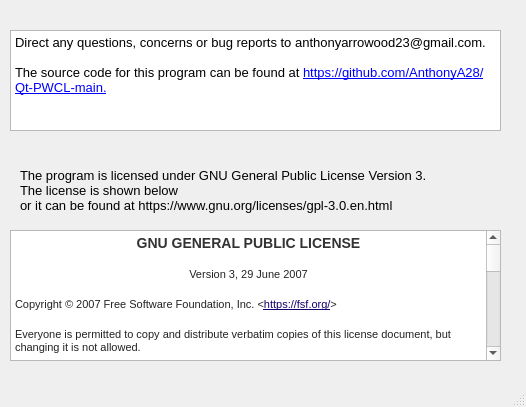
Before: the Qt Designer form about.ui in AnthonyA28/Qt-PWCL-main, drawn with Qt 5.
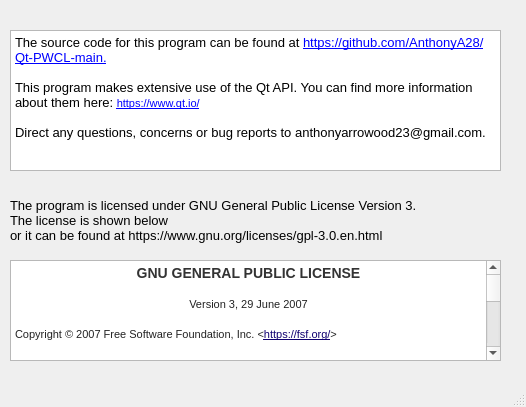
After: the same form once the commit is applied.

What changed in the file:
```diff
--- a/about.ui
+++ b/about.ui
@@ -33,9 +33,9 @@
     <property name="geometry">
      <rect>
       <x>10</x>
-      <y>230</y>
+      <y>260</y>
       <width>491</width>
-      <height>131</height>
+      <height>101</height>
      </rect>
     </property>
     <property name="readOnly">
@@ -189,8 +189,8 @@
    <widget class="QLabel" name="label">
     <property name="geometry">
      <rect>
-      <x>20</x>
-      <y>160</y>
+      <x>10</x>
+      <y>190</y>
       <width>500</width>
       <height>60</height>
      </rect>
@@ -215,7 +215,7 @@
       <x>10</x>
       <y>30</y>
       <width>491</width>
-      <height>101</height>
+      <height>141</height>
      </rect>
     </property>
     <property name="readOnly">
@@ -226,9 +226,12 @@
 &lt;html&gt;&lt;head&gt;&lt;meta name=&quot;qrichtext&quot; content=&quot;1&quot; /&gt;&lt;style type=&quot;text/css&quot;&gt;
 p, li { white-space: pre-wrap; }
 &lt;/style&gt;&lt;/head&gt;&lt;body style=&quot; font-family:'MS Shell Dlg 2'; font-size:8.25pt; font-weight:400; font-style:normal;&quot;&gt;
-&lt;p style=&quot; margin-top:0px; margin-bottom:0px; margin-left:0px; margin-right:0px; -qt-block-indent:0; text-indent:0px;&quot;&gt;&lt;span style=&quot; font-family:'MS Shell Dlg 2'; font-size:10pt;&quot;&gt;Direct any questions, concerns or bug reports to anthonyarrowood23@gmail.com.&lt;/span&gt;&lt;/p&gt;
-&lt;p style=&quot;-qt-paragraph-type:empty; margin-top:0px; margin-bottom:0px; margin-left:0px; margin-right:0px; -qt-block-indent:0; text-indent:0px; font-family:'MS Shell Dlg 2'; font-size:10pt;&quot;&gt;&lt;br /&gt;&lt;/p&gt;
-&lt;p style=&quot; margin-top:0px; margin-bottom:0px; margin-left:0px; margin-right:0px; -qt-block-indent:0; text-indent:0px;&quot;&gt;&lt;span style=&quot; font-family:'MS Shell Dlg 2'; font-size:10pt;&quot;&gt;The source code for this program can be found at &lt;/span&gt;&lt;a href=&quot;https://github.com/AnthonyA28/Qt-PWCL-main&quot;&gt;&lt;span style=&quot; font-family:'MS Shell Dlg 2'; font-size:10pt; text-decoration: underline; color:#0000ff;&quot;&gt;https://github.com/AnthonyA28/Qt-PWCL-main.&lt;/span&gt;&lt;/a&gt;&lt;/p&gt;&lt;/body&gt;&lt;/html&gt;</string>
+&lt;p style=&quot; margin-top:0px; margin-bottom:0px; margin-left:0px; margin-right:0px; -qt-block-indent:0; text-indent:0px;&quot;&gt;&lt;span style=&quot; font-size:10pt;&quot;&gt;The source code for this program can be found at &lt;/span&gt;&lt;a href=&quot;https://github.com/AnthonyA28/Qt-PWCL-main&quot;&gt;&lt;span style=&quot; font-size:10pt; text-decoration: underline; color:#0000ff;&quot;&gt;https://github.com/AnthonyA28/Qt-PWCL-main.&lt;/span&gt;&lt;/a&gt;&lt;/p&gt;
+&lt;p style=&quot;-qt-paragraph-type:empty; margin-top:0px; margin-bottom:0px; margin-left:0px; margin-right:0px; -qt-block-indent:0; text-indent:0px; font-size:10pt; text-decoration: underline; color:#0000ff;&quot;&gt;&lt;br /&gt;&lt;/p&gt;
+&lt;p style=&quot; margin-top:0px; margin-bottom:0px; margin-left:0px; margin-right:0px; -qt-block-indent:0; text-indent:0px;&quot;&gt;&lt;span style=&quot; font-size:10pt;&quot;&gt;This program makes extensive use of the Qt API. You can find more information about them here: &lt;/span&gt;&lt;a href=&quot;https://www.qt.io/&quot;&gt;&lt;span style=&quot; font-size:8pt; text-decoration: underline; color:#0000ff;&quot;&gt;https://www.qt.io/&lt;/span&gt;&lt;/a&gt;&lt;/p&gt;
+&lt;p style=&quot;-qt-paragraph-type:empty; margin-top:0px; margin-bottom:0px; margin-left:0px; margin-right:0px; -qt-block-indent:0; text-indent:0px; font-size:10pt;&quot;&gt;&lt;br /&gt;&lt;/p&gt;
+&lt;p style=&quot; margin-top:0px; margin-bottom:0px; margin-left:0px; margin-right:0px; -qt-block-indent:0; text-indent:0px;&quot;&gt;&lt;span style=&quot; font-size:10pt;&quot;&gt;Direct any questions, concerns or bug reports to anthonyarrowood23@gmail.com.&lt;/span&gt;&lt;/p&gt;
+&lt;p style=&quot;-qt-paragraph-type:empty; margin-top:0px; margin-bottom:0px; margin-left:0px; margin-right:0px; -qt-block-indent:0; text-indent:0px; font-size:10pt;&quot;&gt;&lt;br /&gt;&lt;/p&gt;&lt;/body&gt;&lt;/html&gt;</string>
     </property>
    </widget>
   </widget>
```
Left out of the diff: 2 changed lines with no effect on the pictures.
